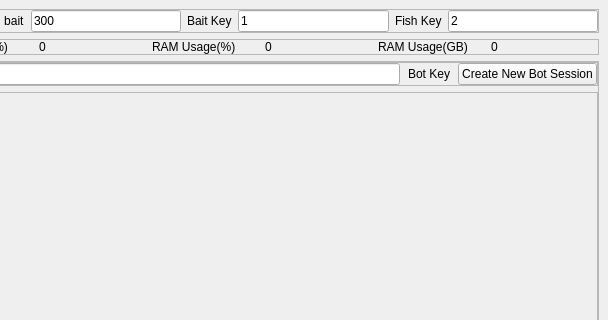
First picture: the form in PyQtDesigner/fish_bot.ui, repository gonibix23/fish_bot, before the edit; both pictures show x 84 to 692 and y 0 to 320 of the 692 by 566 pixel window.
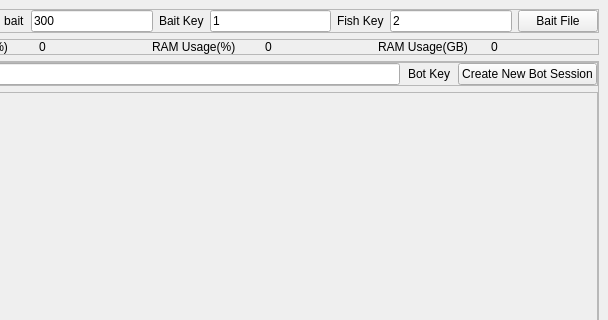
Second picture: the form after the edit.

```diff
--- a/PyQtDesigner/fish_bot.ui
+++ b/PyQtDesigner/fish_bot.ui
@@ -99,6 +99,13 @@
          </property>
         </widget>
        </item>
+       <item>
+        <widget class="QPushButton" name="bait_file_button">
+         <property name="text">
+          <string>Bait File</string>
+         </property>
+        </widget>
+       </item>
       </layout>
      </widget>
     </item>
```
Left out of the diff: 2 changed lines with no effect on the pictures.
